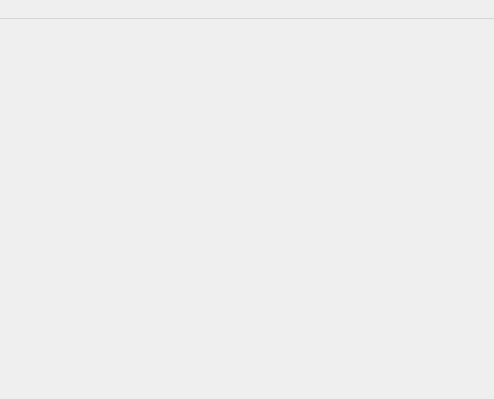
First picture: the form in mainwindow.ui, repository chinchy/minesweepergame, before the edit; both pictures show x 110 to 604 and y 0 to 399 of the 604 by 494 pixel window.
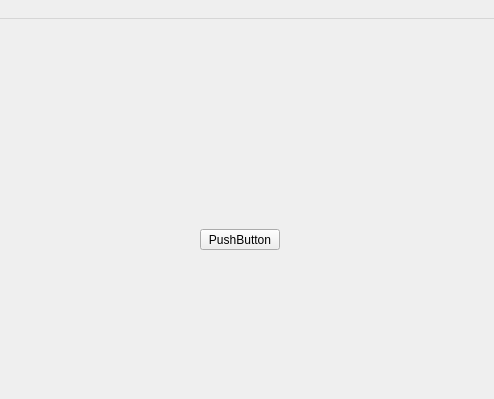
Second picture: the form after the edit.

The edit to the form file:
```diff
--- a/mainwindow.ui
+++ b/mainwindow.ui
@@ -19,7 +19,21 @@
   <property name="windowTitle">
    <string>Сапёр</string>
   </property>
-  <widget class="QWidget" name="centralwidget"/>
+  <widget class="QWidget" name="centralwidget">
+   <widget class="QPushButton" name="pushButton">
+    <property name="geometry">
+     <rect>
+      <x>310</x>
+      <y>210</y>
+      <width>80</width>
+      <height>21</height>
+     </rect>
+    </property>
+    <property name="text">
+     <string>PushButton</string>
+    </property>
+   </widget>
+  </widget>
   <widget class="QMenuBar" name="fileMenu">
    <property name="geometry">
     <rect>
```
